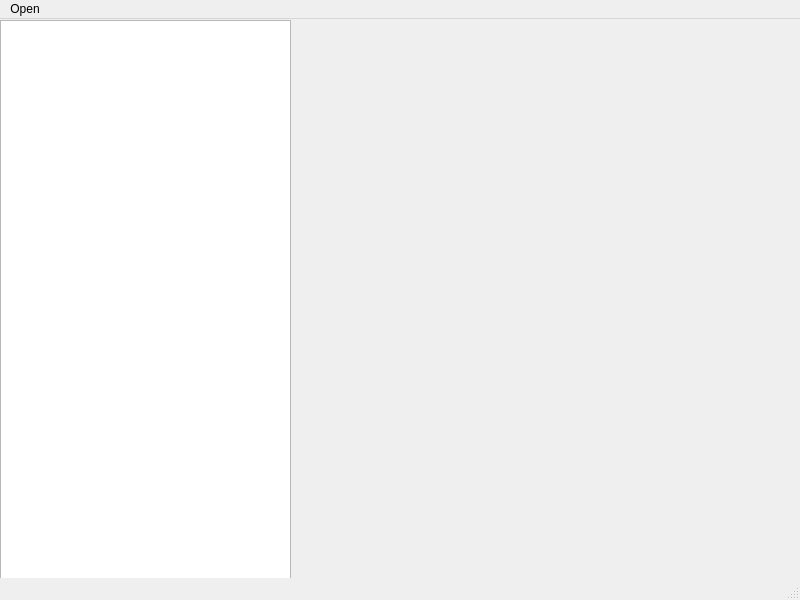
Old version of the form titan/frontend/ui/ui_mainwindow.ui in the repository rmbaur/titan.
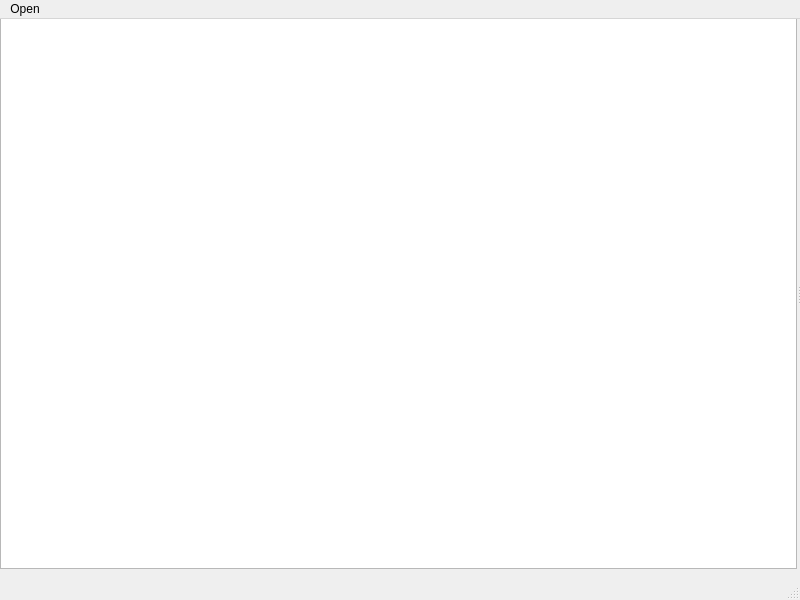
New version of the form.

Commit message: Add a splitter to the mainwindow

The edit to the form file:
```diff
--- a/titan/frontend/ui/ui_mainwindow.ui
+++ b/titan/frontend/ui/ui_mainwindow.ui
@@ -14,26 +14,22 @@
    <string>TITAN</string>
   </property>
   <widget class="QWidget" name="centralwidget">
-   <widget class="QTreeView" name="treeview">
+   <widget class="QSplitter" name="splitter">
     <property name="geometry">
      <rect>
       <x>0</x>
-      <y>1</y>
-      <width>291</width>
-      <height>561</height>
-     </rect>
-    </property>
-   </widget>
-   <widget class="QWidget" name="verticalLayoutWidget">
-    <property name="geometry">
-     <rect>
-      <x>289</x>
       <y>-1</y>
-      <width>511</width>
-      <height>561</height>
+      <width>801</width>
+      <height>551</height>
      </rect>
     </property>
-    <layout class="QVBoxLayout" name="verticallayout1"/>
+    <property name="orientation">
+     <enum>Qt::Horizontal</enum>
+    </property>
+    <widget class="QTreeView" name="treeview"/>
+    <widget class="QWidget" name="verticalLayoutWidget">
+     <layout class="QVBoxLayout" name="verticallayout1"/>
+    </widget>
    </widget>
   </widget>
   <widget class="QMenuBar" name="menubar">
```
Left out of the diff: 6 changed lines with no effect on the pictures.
